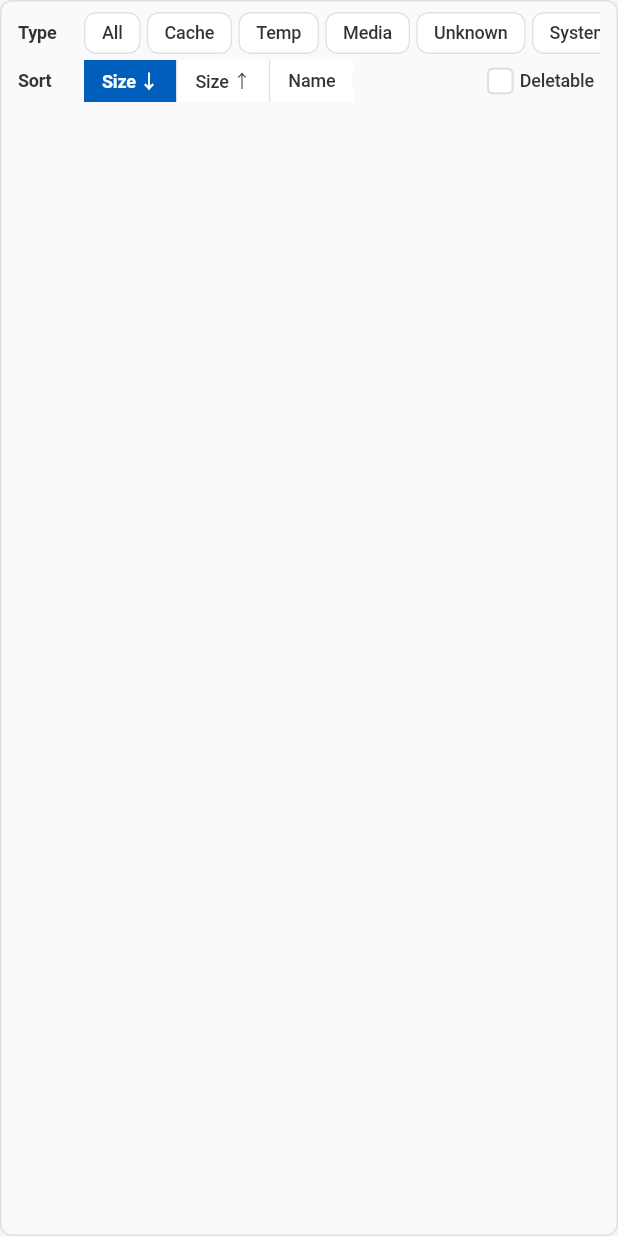
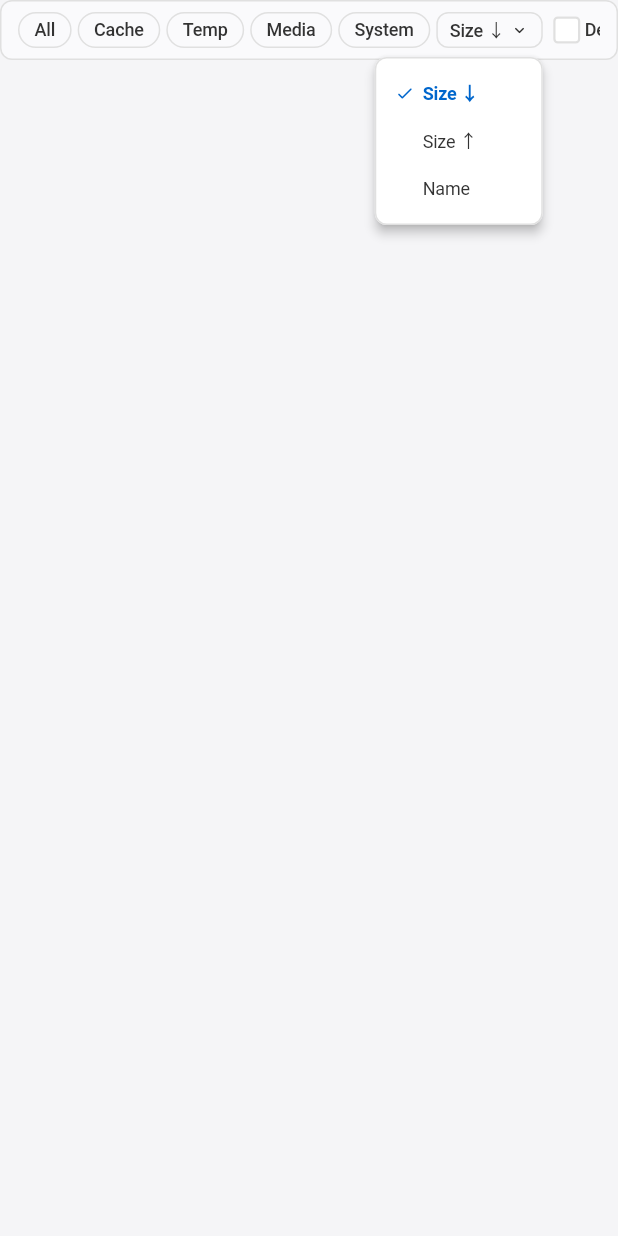
Before and after one commit to ZakAnun/volward, a Flutter app: the ScanFilterBar widget shown alone on an empty page, opened directly with empty values, after a tap on "Size ↓", on a phone screen of 412 x 824 dp. Run offline on Flutter 3.47's test engine with Material 3 defaults, Android fonts, the phone set to English and light mode, and no system bars; missing offline and left inert: dart:ffi, file_selector; Roboto replaces fonts that are missing (.AppleSystemUIFont).

Commit message:
feat(ui): 筛选栏改为单行 chips/下拉，并支持窄宽滚动
去掉 Unknown chip；整行可横向滚动，避免 RenderFlex 溢出。

Co-authored-by: Cursor <cursoragent@cursor.com>

```diff
--- a/apps/volward/lib/widgets/scan_filter_bar.dart
+++ b/apps/volward/lib/widgets/scan_filter_bar.dart
@@ -5,7 +5,30 @@ import '../theme/volward_tokens.dart';
 
 enum ScanSortMode { sizeDesc, sizeAsc, nameAsc }
 
+extension ScanSortModeLabel on ScanSortMode {
+  String get label {
+    switch (this) {
+      case ScanSortMode.sizeDesc:
+        return 'Size ↓';
+      case ScanSortMode.sizeAsc:
+        return 'Size ↑';
+      case ScanSortMode.nameAsc:
+        return 'Name';
+    }
+  }
+}
+
 /// Category + sort + toggle filters for scan results.
+///
+/// Single-row layout:
+///   [All] [Cache] [Temp] [Media] [System]  ···  [Size ↓ ▾] [✓ Deletable]
+///
+/// - Type chips: single-select, only the 4 categories that the classifier
+///   actually emits (Cache / Temp / Media / System) plus "All".
+/// - Sort: popup-menu button — compact, easily extensible.
+/// - Deletable / Incremental: checkbox toggles on the right.
+/// - The whole row scrolls horizontally when the available width is too
+///   narrow for chips + trailing controls (avoids RenderFlex overflow).
 class ScanFilterBar extends StatelessWidget {
   const ScanFilterBar({
     super.key,
@@ -21,17 +44,16 @@ class ScanFilterBar extends StatelessWidget {
     required this.scanning,
   });
 
+  /// Only the categories that classify.rs actually emits, plus null == All.
   static const categoryOptions = <String?>[
     null,
     'Cache',
     'Temp',
     'Media',
-    'Unknown',
     'System',
   ];
 
-  static const _segmentHeight = 28.0;
-  static const _labelWidth = 44.0;
+  static const _barHeight = 32.0;
 
   final String? categoryFilter;
   final ValueChanged<String?> onCategoryChanged;
@@ -56,54 +78,31 @@ class ScanFilterBar extends StatelessWidget {
       child: Padding(
         padding: const EdgeInsets.symmetric(
           horizontal: AppleSpacing.sm,
-          vertical: AppleSpacing.xs,
+          vertical: AppleSpacing.xxs,
         ),
-        child: Column(
-          crossAxisAlignment: CrossAxisAlignment.stretch,
-          children: [
-            _labeledRow(
-              context: context,
-              label: 'Type',
         child: SizedBox(
-                height: _segmentHeight,
-                child: ListView.separated(
-                  scrollDirection: Axis.horizontal,
-                  itemCount: categoryOptions.length,
-                  separatorBuilder: (_, __) =>
-                      const SizedBox(width: AppleSpacing.xxs),
-                  itemBuilder: (context, index) {
-                    final value = categoryOptions[index];
-                    final label = value ?? 'All';
-                    return _FilterPill(
-                      label: label,
+          height: _barHeight,
+          child: LayoutBuilder(
+            builder: (context, constraints) {
+              final chips = <Widget>[
+                for (final value in categoryOptions)
+                  Padding(
+                    padding: const EdgeInsets.only(right: AppleSpacing.xxs),
+                    child: _FilterChip(
+                      label: value ?? 'All',
                       selected: categoryFilter == value,
                       onTap: scanning ? null : () => onCategoryChanged(value),
-                    );
-                  },
                     ),
                   ),
-            ),
-            const SizedBox(height: AppleSpacing.xxs),
-            Row(
-              crossAxisAlignment: CrossAxisAlignment.center,
-              children: [
-                SizedBox(
-                  width: _labelWidth,
-                  child: Text(
-                    'Sort',
-                    style: AppleTypography.finePrint.copyWith(
-                      fontWeight: FontWeight.w600,
-                      color: v.inkMuted80,
-                    ),
-                  ),
-                ),
-                _SortSegmentedControl(
-                  height: _segmentHeight,
+              ];
+
+              final trailing = <Widget>[
+                _SortMenuButton(
                   sortMode: sortMode,
                   enabled: !scanning,
                   onChanged: onSortChanged,
                 ),
-                const Spacer(),
+                const SizedBox(width: AppleSpacing.xs),
                 _FilterToggle(
                   label: 'Deletable',
                   selected: deletableOnly,
@@ -122,41 +121,35 @@ class ScanFilterBar extends StatelessWidget {
                     ),
                   ),
                 ],
-              ],
-            ),
+              ];
+
+              // Horizontally scrollable so chips + trailing never overflow.
+              // minWidth keeps trailing right-aligned when everything fits.
+              return SingleChildScrollView(
+                scrollDirection: Axis.horizontal,
+                child: ConstrainedBox(
+                  constraints: BoxConstraints(minWidth: constraints.maxWidth),
+                  child: Row(
+                    mainAxisAlignment: MainAxisAlignment.spaceBetween,
+                    children: [
+                      Row(mainAxisSize: MainAxisSize.min, children: chips),
+                      Row(mainAxisSize: MainAxisSize.min, children: trailing),
                     ],
                   ),
                 ),
               );
-  }
-
-  Widget _labeledRow({
-    required BuildContext context,
-    required String label,
-    required Widget child,
-  }) {
-    final v = context.volward;
-    return Row(
-      crossAxisAlignment: CrossAxisAlignment.center,
-      children: [
-        SizedBox(
-          width: _labelWidth,
-          child: Text(
-            label,
-            style: AppleTypography.finePrint.copyWith(
-              fontWeight: FontWeight.w600,
-              color: v.inkMuted80,
+            },
           ),
         ),
       ),
-        Expanded(child: child),
-      ],
     );
   }
 }
 
-class _FilterPill extends StatelessWidget {
-  const _FilterPill({
+// ── Filter chip ──────────────────────────────────────────────────────────────
+
+class _FilterChip extends StatelessWidget {
+  const _FilterChip({
     required this.label,
     required this.selected,
     required this.onTap,
@@ -170,34 +163,28 @@ class _FilterPill extends StatelessWidget {
   Widget build(BuildContext context) {
     final v = context.volward;
     final fg = selected ? v.onPrimary : v.inkMuted80;
-    final bg = selected ? v.primaryFocus : v.canvas;
+    final bg = selected ? v.primaryFocus : Colors.transparent;
     final border = selected ? v.primaryFocus : v.hairline;
 
-    return Material(
+    return GestureDetector(
+      onTap: onTap,
+      child: AnimatedContainer(
+        duration: const Duration(milliseconds: 120),
+        curve: Curves.easeOut,
+        height: 24,
+        padding: const EdgeInsets.symmetric(horizontal: 10),
+        decoration: BoxDecoration(
           color: bg,
-      elevation: 0,
-      shape: RoundedRectangleBorder(
-        borderRadius: BorderRadius.circular(AppleRadius.sm),
-        side: BorderSide(color: border, width: selected ? 1.5 : 1),
+          borderRadius: BorderRadius.circular(AppleRadius.pill),
+          border: Border.all(color: border, width: selected ? 1.5 : 1),
         ),
-      clipBehavior: Clip.antiAlias,
-      child: InkWell(
-        onTap: onTap,
-        splashColor: Colors.transparent,
-        highlightColor: selected
-            ? v.primary.withValues(alpha: 0.12)
-            : v.canvasParchment,
-        child: Container(
-          height: ScanFilterBar._segmentHeight,
         alignment: Alignment.center,
-          padding: const EdgeInsets.symmetric(horizontal: 12),
         child: Text(
           label,
           style: AppleTypography.finePrint.copyWith(
             color: fg,
             fontWeight: selected ? FontWeight.w600 : FontWeight.w500,
-              height: 1.2,
-            ),
+            height: 1,
           ),
         ),
       ),
@@ -205,15 +192,15 @@ class _FilterPill extends StatelessWidget {
   }
 }
 
-class _SortSegmentedControl extends StatelessWidget {
-  const _SortSegmentedControl({
-    required this.height,
+// ── Sort popup-menu button ───────────────────────────────────────────────────
+
+class _SortMenuButton extends StatelessWidget {
+  const _SortMenuButton({
     required this.sortMode,
     required this.enabled,
     required this.onChanged,
   });
 
-  final double height;
   final ScanSortMode sortMode;
   final bool enabled;
   final ValueChanged<ScanSortMode> onChanged;
@@ -221,83 +208,93 @@ class _SortSegmentedControl extends StatelessWidget {
   @override
   Widget build(BuildContext context) {
     final v = context.volward;
-    return SizedBox(
-      height: height,
-      child: DecoratedBox(
+    final fg = enabled ? v.inkMuted80 : v.inkMuted48;
+
+    return PopupMenuButton<ScanSortMode>(
+      enabled: enabled,
+      initialValue: sortMode,
+      onSelected: onChanged,
+      tooltip: '',
+      offset: const Offset(0, 30),
+      color: v.canvas,
+      shape: RoundedRectangleBorder(
+        borderRadius: BorderRadius.circular(AppleRadius.sm),
+        side: BorderSide(color: v.hairline),
+      ),
+      itemBuilder: (context) => ScanSortMode.values
+          .map(
+            (mode) => PopupMenuItem<ScanSortMode>(
+              value: mode,
+              height: 32,
+              child: _SortMenuItem(
+                label: mode.label,
+                selected: sortMode == mode,
+              ),
+            ),
+          )
+          .toList(),
+      child: Container(
+        height: 24,
+        padding: const EdgeInsets.symmetric(horizontal: 8),
         decoration: BoxDecoration(
-          color: v.canvas,
+          color: Colors.transparent,
           borderRadius: BorderRadius.circular(AppleRadius.sm),
           border: Border.all(color: v.hairline),
         ),
+        alignment: Alignment.center,
         child: Row(
           mainAxisSize: MainAxisSize.min,
-          crossAxisAlignment: CrossAxisAlignment.stretch,
+          crossAxisAlignment: CrossAxisAlignment.center,
           children: [
-            _segment(
-              context,
-              'Size ↓',
-              ScanSortMode.sizeDesc,
-              showDivider: true,
+            Text(
+              sortMode.label,
+              style: AppleTypography.finePrint.copyWith(
+                color: fg,
+                fontWeight: FontWeight.w500,
+                height: 1,
               ),
-            _segment(
-              context,
-              'Size ↑',
-              ScanSortMode.sizeAsc,
-              showDivider: true,
             ),
-            _segment(context, 'Name', ScanSortMode.nameAsc, showDivider: false),
+            const SizedBox(width: 3),
+            Icon(Icons.keyboard_arrow_down_rounded, size: 13, color: fg),
           ],
         ),
       ),
     );
   }
+}
 
-  Widget _segment(
-    BuildContext context,
-    String label,
-    ScanSortMode mode, {
-    required bool showDivider,
-  }) {
+class _SortMenuItem extends StatelessWidget {
+  const _SortMenuItem({required this.label, required this.selected});
+
+  final String label;
+  final bool selected;
+
+  @override
+  Widget build(BuildContext context) {
     final v = context.volward;
-    final selected = sortMode == mode;
-    final fg = selected ? v.onPrimary : v.inkMuted80;
-    final bg = selected ? v.primaryFocus : v.canvas;
-
-    Widget cell = Material(
-      color: bg,
-      child: InkWell(
-        onTap: enabled ? () => onChanged(mode) : null,
-        splashColor: Colors.transparent,
-        highlightColor: v.canvasParchment,
-        child: Container(
-          height: height,
-          alignment: Alignment.center,
-          padding: const EdgeInsets.symmetric(horizontal: 12),
-          child: Text(
+    return Row(
+      children: [
+        SizedBox(
+          width: 16,
+          child: selected
+              ? Icon(Icons.check_rounded, size: 13, color: v.primary)
+              : null,
+        ),
+        const SizedBox(width: 4),
+        Text(
           label,
           style: AppleTypography.finePrint.copyWith(
-              color: enabled ? fg : fg.withValues(alpha: 0.45),
-              fontWeight: selected ? FontWeight.w600 : FontWeight.w500,
-              height: 1.2,
+            color: selected ? v.primary : v.inkMuted80,
+            fontWeight: selected ? FontWeight.w600 : FontWeight.w400,
+            height: 1,
           ),
         ),
-        ),
-      ),
-    );
-
-    if (showDivider) {
-      cell = Row(
-        mainAxisSize: MainAxisSize.min,
-        crossAxisAlignment: CrossAxisAlignment.stretch,
-        children: [
-          cell,
-          VerticalDivider(width: 1, thickness: 1, color: v.hairline),
       ],
     );
   }
-    return cell;
 }
-}
+
+// ── Deletable / Incremental toggle ───────────────────────────────────────────
 
 class _FilterToggle extends StatelessWidget {
   const _FilterToggle({
@@ -315,32 +312,22 @@ class _FilterToggle extends StatelessWidget {
   @override
   Widget build(BuildContext context) {
     final v = context.volward;
-    return Material(
-      color: Colors.transparent,
-      child: InkWell(
+    return GestureDetector(
       onTap: enabled ? () => onChanged(!selected) : null,
-        borderRadius: BorderRadius.circular(AppleRadius.sm),
-        splashColor: Colors.transparent,
-        highlightColor: v.canvasParchment,
-        child: Padding(
-          padding: const EdgeInsets.symmetric(
-            horizontal: AppleSpacing.xxs,
-            vertical: 2,
-          ),
       child: Row(
         mainAxisSize: MainAxisSize.min,
         crossAxisAlignment: CrossAxisAlignment.center,
         children: [
           SizedBox(
-                width: 18,
-                height: 18,
+            width: 16,
+            height: 16,
             child: Checkbox(
               value: selected,
-                  onChanged: enabled ? (v) => onChanged(v ?? false) : null,
+              onChanged: enabled ? (val) => onChanged(val ?? false) : null,
               materialTapTargetSize: MaterialTapTargetSize.shrinkWrap,
               visualDensity: VisualDensity.compact,
               shape: RoundedRectangleBorder(
-                    borderRadius: BorderRadius.circular(4),
+                borderRadius: BorderRadius.circular(3),
               ),
             ),
           ),
@@ -350,13 +337,11 @@ class _FilterToggle extends StatelessWidget {
             style: AppleTypography.finePrint.copyWith(
               color: enabled ? v.inkMuted80 : v.inkMuted48,
               fontWeight: FontWeight.w500,
-                  height: 1.2,
+              height: 1,
             ),
           ),
         ],
       ),
-        ),
-      ),
     );
   }
 }
```
Also changed, not shown: 1 other file. Lines whose indentation alone changed are shown as unchanged.
